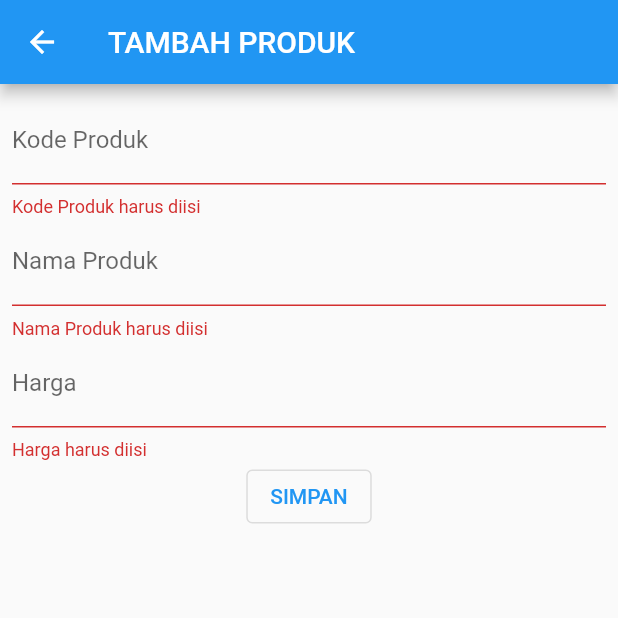
After one commit to alifamarta/Lapak-Tech, a Flutter app: the ProdukForm screen opened directly, after a tap on "SIMPAN", on a phone screen of 412 x 824 dp, the top half of it. The commit adds this screen. Run offline on Flutter 3.47's test engine with Material 2 defaults, Android fonts, the phone set to English and light mode, and no system bars.

Commit message:
Update: Add new files

```diff
--- a/lib/main.dart
+++ b/lib/main.dart
@@ -1,5 +1,5 @@
 import 'package:flutter/material.dart';
-import 'package:lapak_tech/ui/registrasi_page.dart';
+import 'package:lapak_tech/ui/login_page.dart';
 
 void main() {
   runApp(const MyApp());
@@ -14,7 +14,7 @@ class MyApp extends StatelessWidget {
     return const MaterialApp(
       title: 'Lapak Tech',
       debugShowCheckedModeBanner: false,
-      home: RegistrasiPage(),
+      home: LoginPage(),
     );
   }
 }
--- /dev/null
+++ b/lib/ui/produk_form.dart
@@ -0,0 +1,124 @@
+import 'dart:ffi';
+
+import 'package:flutter/material.dart';
+import 'package:lapak_tech/model/produk.dart';
+
+class ProdukForm extends StatefulWidget {
+  Produk? produk;
+
+  ProdukForm({Key? key, this.produk}) : super(key: key);
+
+  @override
+  _ProdukFormState createState() => _ProdukFormState();
+}
+
+class _ProdukFormState extends State<ProdukForm> {
+  final _formKey = GlobalKey<FormState>();
+  bool isLoading = false;
+  String judul = "TAMBAH PRODUK";
+  String tombolSubmit = "SIMPAN";
+
+  final _kodeProdukTextboxController = TextEditingController();
+  final _namaProdukTextboxController = TextEditingController();
+  final _hargaProdukTextboxController = TextEditingController();
+
+  @override
+  void initState() {
+    super.initState();
+    isUpdate();
+  }
+
+  isUpdate () {
+    if (widget.produk != null) {
+      setState(() {
+        judul = "EDIT PRODUK";
+        tombolSubmit = "EDIT";
+
+        _kodeProdukTextboxController.text = widget.produk!.kodeProduk;
+        _namaProdukTextboxController.text = widget.produk!.namaProduk;
+        _hargaProdukTextboxController.text = widget.produk!.hargaProduk.toString();
+      });
+    } else {
+      judul = "TAMBAH PRODUK";
+      tombolSubmit = "SIMPAN";
+    }
+  }
+
+  @override
+
+  Widget build(BuildContext context) {
+    return Scaffold(
+      appBar: AppBar(title: Text(judul)),
+      body: SingleChildScrollView(
+        child: Padding(
+          padding: const EdgeInsets.all(8.0),
+          child: Form(
+            key: _formKey,
+            child: Column(
+              children: [
+                _kodeProdukTextField(),
+                _namaProdukTextField(),
+                _hargaProdukTextField(),
+                _submitButton()
+              ],
+            ),
+          ),
+          ),
+      ),
+    );
+  }
+
+  // Membuat Textbox Kode Produk
+  Widget _kodeProdukTextField() {
+    return TextFormField(
+      decoration: const InputDecoration(labelText: "Kode Produk"),
+      keyboardType: TextInputType.text,
+      controller: _kodeProdukTextboxController,
+      validator: (value) {
+        if (value!.isEmpty) {
+          return "Kode Produk harus diisi";
+        }
+        return null;
+      }
+    );
+  }
+
+  // Membuat Textbox Nama Produk
+  Widget _namaProdukTextField() {
+    return TextFormField(
+      decoration: const InputDecoration(labelText: "Nama Produk"),
+      keyboardType: TextInputType.text,
+      controller: _namaProdukTextboxController,
+      validator: (value) {
+        if (value!.isEmpty) {
+          return "Nama Produk harus diisi";
+        }
+        return null;
+      }
+    );
+  }
+
+  // Membuat Textbox Harga
+  Widget _hargaProdukTextField() {
+    return TextFormField(
+      decoration: const InputDecoration(labelText: "Harga"),
+      keyboardType: TextInputType.number,
+      controller: _hargaProdukTextboxController,
+      validator: (value) {
+        if (value!.isEmpty) {
+          return "Harga harus diisi";
+        }
+        return null;
+      }
+    );
+  }
+
+  // Membuat Tombol Simpan/Ubah
+  Widget _submitButton() {
+    return OutlinedButton(
+      onPressed: () {
+        var validate = _formKey.currentState!.validate();
+      },
+      child: Text(tombolSubmit));
+  }
+}
```
Also changed, not shown: lib/ui/produk_detail.dart (added, +83 -0 lines).
